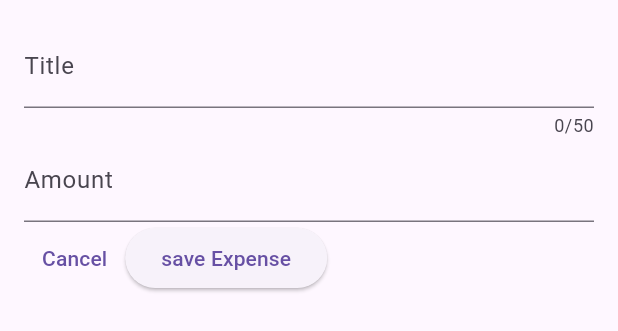
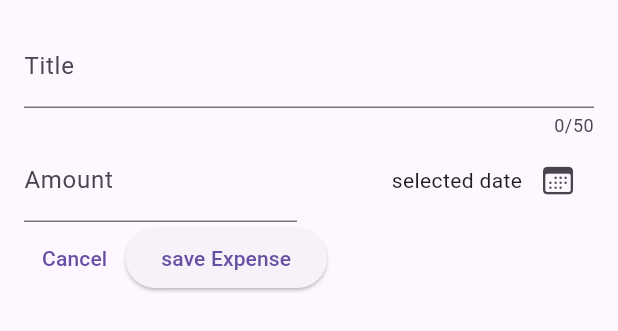
Before and after one commit to AliATZ/expense_tracker, a Flutter app: the NewExpense widget shown alone on an empty page, opened directly, on a phone screen of 412 x 824 dp. Shown: the top 331 px of the screen. Run offline on Flutter 3.47's test engine with Material 3 defaults, Android fonts, the phone set to English and light mode, and no system bars.

Commit message:
feat(app): [5-18] Add DatePicker

```diff
--- a/lib/widgets/new_expense.dart
+++ b/lib/widgets/new_expense.dart
@@ -13,6 +13,12 @@ class NewExpense extends StatefulWidget {
 class _NewExpenseState extends State<NewExpense> {
   final _titleController = TextEditingController();
   final _amountController = TextEditingController();
+
+  void _renderDatePicker(){
+    final now = DateTime.now();
+    final firstDate = DateTime(now.year - 1, now.month , now.day);
+    showDatePicker(context: context,initialDate: now, firstDate: firstDate , lastDate: now);
+  }
 
   @override
   void dispose() {
@@ -32,16 +38,40 @@ class _NewExpenseState extends State<NewExpense> {
               maxLength: 50,
               decoration: InputDecoration(label: Text('Title')),
             ),
-          TextField(
+          Row(
+            children: [
+              Expanded(child: TextField(
                 controller: _amountController,
                 keyboardType: TextInputType.number,
-            decoration: InputDecoration(prefixText: '\$ ',label: Text('Amount')),
+                decoration: const InputDecoration(
+                  prefixText: '\$ ',
+                  label: Text('Amount'),
+                ),
+              )),
+              const SizedBox(width: 16),
+              Expanded(
+                child: Row(
+                  mainAxisAlignment: MainAxisAlignment.end,
+                  crossAxisAlignment: CrossAxisAlignment.center,
+                  children: [
+                    Text('selected date'),
+                    IconButton(
+                      onPressed: _renderDatePicker,
+                      icon: const Icon(CupertinoIcons.calendar),
+                    ),
+                  ],
+                ),
+              ),
+            ],
           ),
           Row(
             children: [
-              TextButton(onPressed: (){
+              TextButton(
+                onPressed: () {
                   Navigator.pop(context);
-              }, child: Text('Cancel')),
+                },
+                child: Text('Cancel'),
+              ),
               ElevatedButton(
                 onPressed: () {
                   print(_titleController.text);
```
Lines whose indentation alone changed are shown as unchanged.
